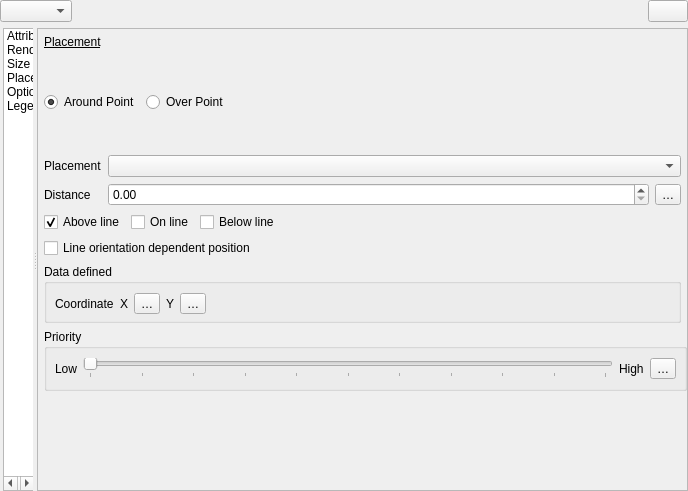
Qt form src/ui/qgsdiagrampropertiesbase.ui (qgis/QGIS) before a commit.
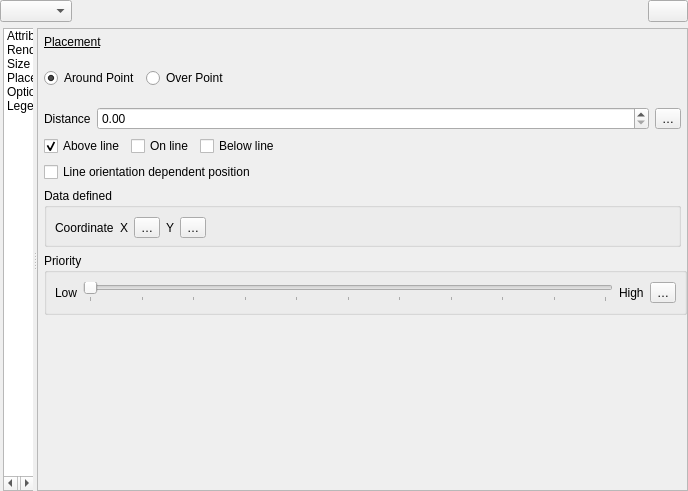
The same form after that commit. The open tabs and pages were chosen to show the change. Icons and pictures are not drawn. Custom widgets are drawn as their Qt base class.

Commit message: Implement logic to use radio buttons for diagram placement

Diff of the .ui file:
```diff
--- a/src/ui/qgsdiagrampropertiesbase.ui
+++ b/src/ui/qgsdiagrampropertiesbase.ui
@@ -1626,31 +1626,14 @@
                      <property name="bottomMargin">
                       <number>0</number>
                      </property>
-                     <item row="3" column="0">
+                     <item row="2" column="0">
                       <widget class="QLabel" name="mDiagramDistanceLabel">
                        <property name="text">
                         <string>Distance</string>
                        </property>
                       </widget>
                      </item>
-                     <item row="1" column="1">
-                      <widget class="QComboBox" name="mPlacementComboBox">
-                       <property name="sizePolicy">
-                        <sizepolicy hsizetype="Expanding" vsizetype="Fixed">
-                         <horstretch>0</horstretch>
-                         <verstretch>0</verstretch>
-                        </sizepolicy>
-                       </property>
-                      </widget>
-                     </item>
-                     <item row="1" column="0">
-                      <widget class="QLabel" name="mPlacementLabel">
-                       <property name="text">
-                        <string>Placement</string>
-                       </property>
-                      </widget>
-                     </item>
-                     <item row="3" column="1">
+                     <item row="2" column="1">
                       <layout class="QHBoxLayout" name="horizontalLayout_14">
                        <item>
                         <widget class="QgsDoubleSpinBox" name="mDiagramDistanceSpinBox">
@@ -1677,7 +1660,7 @@
                   <item row="1" column="0">
                    <widget class="QStackedWidget" name="stackedPlacement">
                     <property name="sizePolicy">
-                     <sizepolicy hsizetype="Expanding" vsizetype="Preferred">
+                     <sizepolicy hsizetype="Expanding" vsizetype="Fixed">
                       <horstretch>0</horstretch>
                       <verstretch>0</verstretch>
                      </sizepolicy>
```
Left out of the diff: 5 changed lines with no effect on the pictures. The commit also changes 2 other files.
